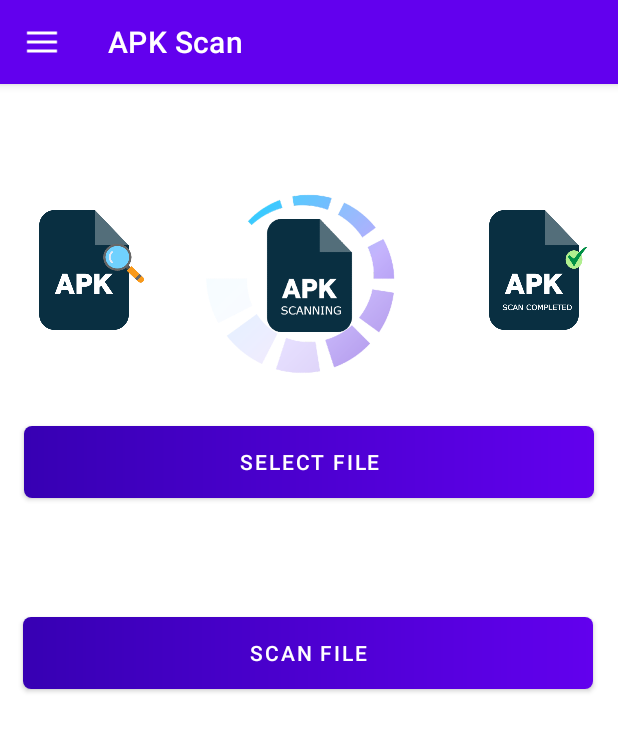
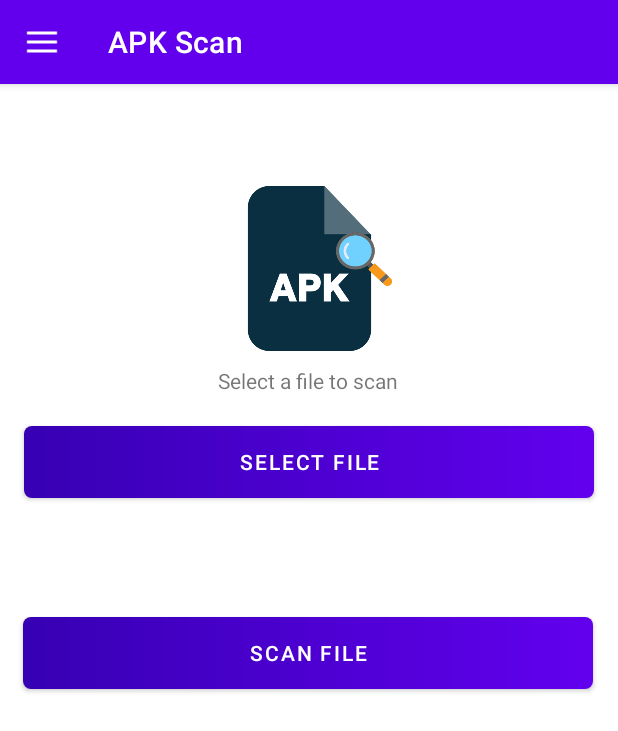
Before and after one commit to phanvankhanh21082002/do_an_moi_2-6, an Android app: the ScanAPK screen opened directly, with no data from a screen before it, on a phone screen of 412 x 824 dp. Shown: the top 731 px of the screen. Run offline under Robolectric (Android 15) with nearby library versions, the phone set to English and light mode, and no system bars; libraries missing offline, so code that uses them is left out: com.github.angads25.filepicker.

Commit message:
continued update FrontEnd - 18/06 editing still.

```diff
--- a/app/src/main/java/com/example/do_an/ui/apk_scan/ScanAPK.java
+++ b/app/src/main/java/com/example/do_an/ui/apk_scan/ScanAPK.java
@@ -16,6 +16,7 @@ import android.util.Log;
 import android.view.MenuItem;
 import android.view.View;
 import android.widget.Button;
+import android.widget.ImageView;
 import android.widget.TextView;
 import android.widget.Toast;
 
@@ -64,6 +65,11 @@ public class ScanAPK extends AppCompatActivity {
     FilePickerDialog dialog;
     String fileName=null;
 
+    private ImageView startScan;
+    private ImageView scanningProcess;
+    private ImageView scanCompleted;
+    private TextView letScan;
+
     @Override
     protected void onCreate(@Nullable Bundle savedInstanceState) {
         super.onCreate(savedInstanceState);
@@ -81,6 +87,11 @@ public class ScanAPK extends AppCompatActivity {
         selectedFileTextView = (TextView) findViewById(R.id.selectedFileTextView);
         uploadButton = (Button) findViewById(R.id.uploadButton);
         scanCompleteTextView = (TextView) findViewById(R.id.scanCompleteTextView);
+        letScan = (TextView) findViewById(R.id.text_notify1);
+
+        startScan = (ImageView) findViewById(R.id.log_start_scan);
+        scanningProcess = (ImageView) findViewById(R.id.logo_scanning);
+        scanCompleted = (ImageView) findViewById(R.id.logo_scan_completed);
 
         databaseHelper = new DatabaseHelper(this);
 
@@ -111,11 +122,15 @@ public class ScanAPK extends AppCompatActivity {
                     if (result.getResultCode() == Activity.RESULT_OK && result.getData() != null) {
                         Uri fileUri = result.getData().getData();
                         fileName = getFileName(fileUri);
+                        letScan.setVisibility(View.GONE);
                         selectedFileTextView.setVisibility(View.VISIBLE);
                         selectedFileTextView.setText("Selected file: " + fileName);
                         uploadButton.setOnClickListener(new View.OnClickListener() {
+
                             @Override
                             public void onClick(View v) {
+                                startScan.setVisibility(View.GONE);
+                                scanningProcess.setVisibility(View.VISIBLE);
                                 uploadFile(fileUri);
                             }
                         });
@@ -133,7 +148,7 @@ public class ScanAPK extends AppCompatActivity {
     private void uploadFile(Uri fileUri) {
         // Create and show a ProgressDialog
         ProgressDialog dialog = new ProgressDialog(ScanAPK.this);
-        dialog.setMessage("Uploading file...");
+        dialog.setMessage("Scanning file...");
         dialog.setIndeterminate(true);
         dialog.setCancelable(false);
         dialog.show();
@@ -148,7 +163,7 @@ public class ScanAPK extends AppCompatActivity {
                         .build();
 
                 Request request = new Request.Builder()
-                        .url("http://34.143.194.2:3000/upload_file")
+                        .url("http://192.168.1.139:3000/upload_file")
                         .post(requestBody)
                         .build();
 
@@ -158,7 +173,7 @@ public class ScanAPK extends AppCompatActivity {
                     public void onFailure(Call call, IOException e) {
                         runOnUiThread(() -> {
                             dialog.dismiss();
-                            showToast("Upload failed: " + e.getMessage());
+                            showToast("Scan failed: " + e.getMessage());
                         });
                     }
 
@@ -171,7 +186,7 @@ public class ScanAPK extends AppCompatActivity {
                         } else {
                             runOnUiThread(() -> {
                                 dialog.dismiss();
-                                showToast("Upload failed with code: " + response.code());
+                                showToast("Scan failed with code: " + response.code());
                             });
                         }
                     }
@@ -190,12 +205,14 @@ public class ScanAPK extends AppCompatActivity {
             boolean reportReady = false;
             while (!reportReady) {
                 try {
-                    URL url = new URL("http://34.143.194.2/reports/" + fileName + ".txt");
+                    URL url = new URL("http://192.168.1.139/reports/" + fileName + ".txt");
                     HttpURLConnection connection = (HttpURLConnection) url.openConnection();
                     connection.setRequestMethod("GET");
                     int responseCode = connection.getResponseCode();
                     if (responseCode == HttpURLConnection.HTTP_OK) {
                         reportReady = true; // Set flag to true to break the loop
+                        scanningProcess.setVisibility(View.GONE);
+                        scanCompleted.setVisibility(View.VISIBLE);
                         handler.post(() -> {
                             dialog.dismiss();
                             showToast("Report is ready!");
--- a/app/src/main/res/layout/dialog_loading.xml
+++ b/app/src/main/res/layout/dialog_loading.xml
@@ -16,6 +16,6 @@
         android:layout_height="wrap_content"
         android:layout_toRightOf="@id/progressBar"
         android:layout_marginLeft="10dp"
-        android:text="Uploading..."
+        android:text="@string/txt_scan"
         android:textAppearance="?android:attr/textAppearanceMedium" />
 </RelativeLayout>
--- a/app/src/main/res/layout/fragment_apk_scan.xml
+++ b/app/src/main/res/layout/fragment_apk_scan.xml
@@ -88,38 +88,52 @@
 
     <ImageView
         android:id="@+id/logo_scanning"
-        android:layout_width="163dp"
-        android:layout_height="143dp"
-        android:layout_marginTop="112dp"
+        android:layout_width="230dp"
+        android:layout_height="174dp"
+        android:layout_marginTop="96dp"
         android:contentDescription="@string/scan_process"
+        android:visibility="gone"
         app:layout_constraintEnd_toEndOf="parent"
+        app:layout_constraintHorizontal_bias="0.497"
         app:layout_constraintStart_toStartOf="parent"
         app:layout_constraintTop_toTopOf="parent"
         app:srcCompat="@drawable/logo_scanning" />
 
     <ImageView
         android:id="@+id/log_start_scan"
-        android:layout_width="80dp"
-        android:layout_height="80dp"
-        android:layout_marginTop="140dp"
+        android:layout_width="115dp"
+        android:layout_height="110dp"
+        android:layout_marginTop="124dp"
         android:contentDescription="@string/scan_process"
+        android:visibility="visible"
         app:layout_constraintEnd_toEndOf="parent"
-        app:layout_constraintHorizontal_bias="0.048"
         app:layout_constraintStart_toStartOf="parent"
         app:layout_constraintTop_toTopOf="parent"
         app:srcCompat="@drawable/logo_start_scan" />
 
     <ImageView
         android:id="@+id/logo_scan_completed"
+        android:layout_width="115dp"
+        android:layout_height="110dp"
+        android:layout_marginTop="132dp"
         android:contentDescription="@string/scan_process"
-        android:layout_width="80dp"
-        android:layout_height="80dp"
-        android:layout_marginTop="140dp"
+        android:visibility="gone"
         app:layout_constraintEnd_toEndOf="parent"
-        app:layout_constraintHorizontal_bias="0.951"
         app:layout_constraintStart_toStartOf="parent"
         app:layout_constraintTop_toTopOf="parent"
         app:srcCompat="@drawable/logo_scan_completed" />
 
+    <TextView
+        android:id="@+id/text_notify1"
+        android:layout_width="wrap_content"
+        android:layout_height="wrap_content"
+        android:layout_marginTop="244dp"
+        android:text="@string/let_scan"
+        app:layout_constraintEnd_toEndOf="parent"
+        app:layout_constraintHorizontal_bias="0.498"
+        app:layout_constraintStart_toStartOf="parent"
+        app:layout_constraintTop_toTopOf="parent"
+        android:visibility="visible"/>
+
 
 </androidx.constraintlayout.widget.ConstraintLayout>
--- a/app/src/main/res/values/strings.xml
+++ b/app/src/main/res/values/strings.xml
@@ -10,6 +10,8 @@
     <!--    Scan APK fragment contents-->
     <string name="sc_file_name">File name:</string>
     <string name="scan_process">Scanning process</string>
+    <string name="txt_scan">Scanning.....</string>
+    <string name="let_scan">Select a file to scan</string>
 
 
     <string name="database_show">Database Content</string>
--- a/app/src/main/res/xml/network_security_config.xml
+++ b/app/src/main/res/xml/network_security_config.xml
@@ -1,6 +1,6 @@
 <?xml version="1.0" encoding="utf-8"?>
 <network-security-config>
     <domain-config cleartextTrafficPermitted="true">
-        <domain includeSubdomains="true">34.143.194.2</domain>
+        <domain includeSubdomains="true">192.168.1.139</domain>
     </domain-config>
 </network-security-config>
```
Also changed, not shown: 3 other files.
